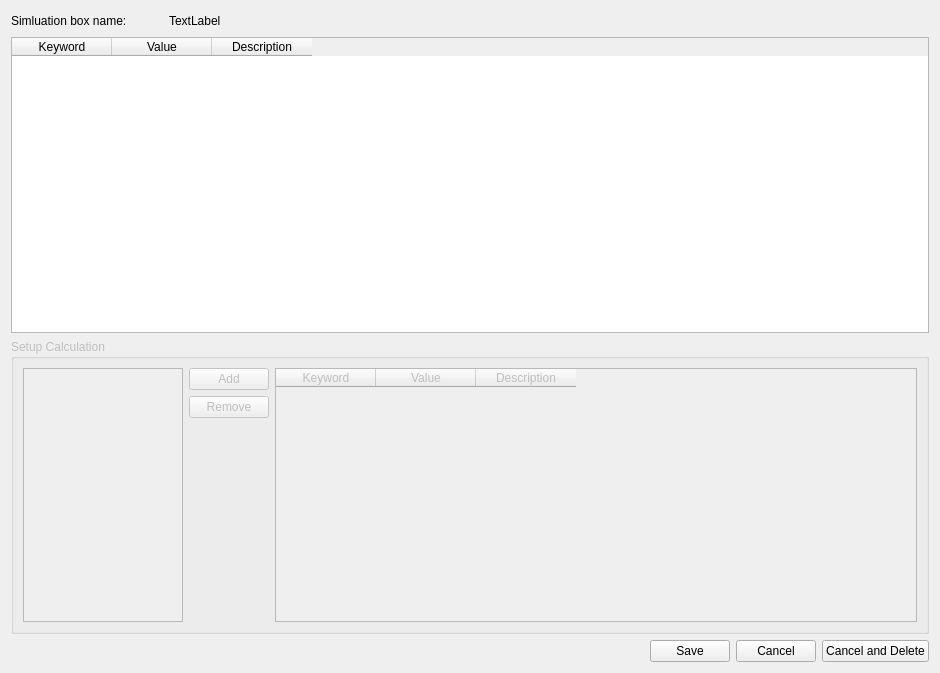
The window that src/setupoutputdialog.ui (samcallear/EPSRgui) describes before a commit, drawn with Qt 5.
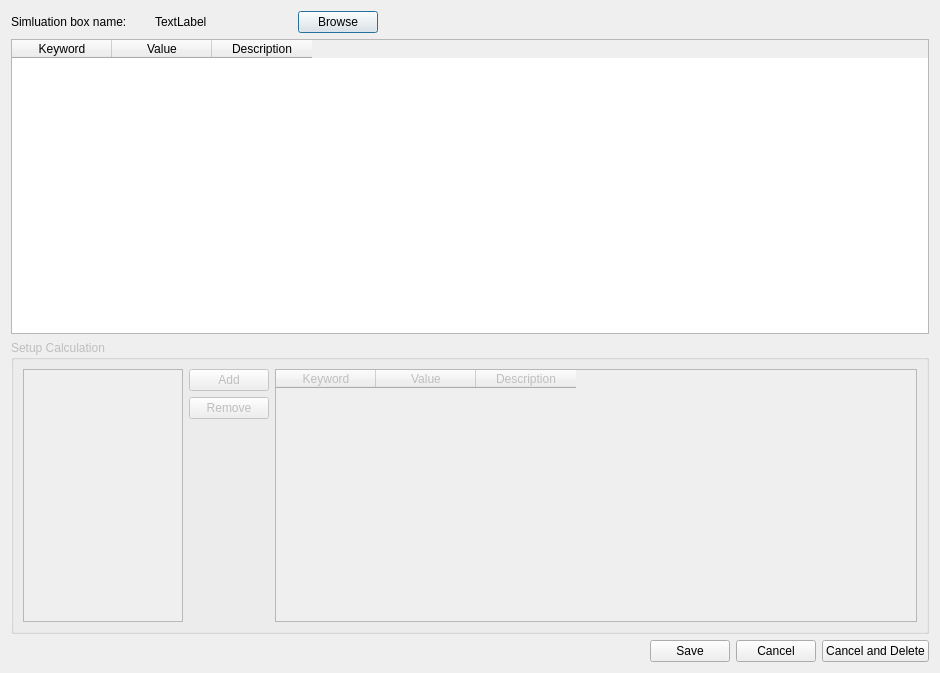
The same window after the commit.

```diff
--- a/src/setupoutputdialog.ui
+++ b/src/setupoutputdialog.ui
@@ -15,7 +15,7 @@
   </property>
   <layout class="QVBoxLayout" name="verticalLayout_2">
    <item>
-    <layout class="QHBoxLayout" name="horizontalLayout_4" stretch="1,1,4">
+    <layout class="QHBoxLayout" name="horizontalLayout_4" stretch="1,1,0,4">
      <item>
       <widget class="QLabel" name="label_3">
        <property name="text">
@@ -30,6 +30,13 @@
        </property>
       </widget>
      </item>
+     <item>
+      <widget class="QPushButton" name="browseButton">
+       <property name="text">
+        <string>Browse</string>
+       </property>
+      </widget>
+     </item>
      <item>
       <spacer name="horizontalSpacer_2">
        <property name="orientation">
```
Left out of the diff: 2 changed lines with no effect on the pictures.
